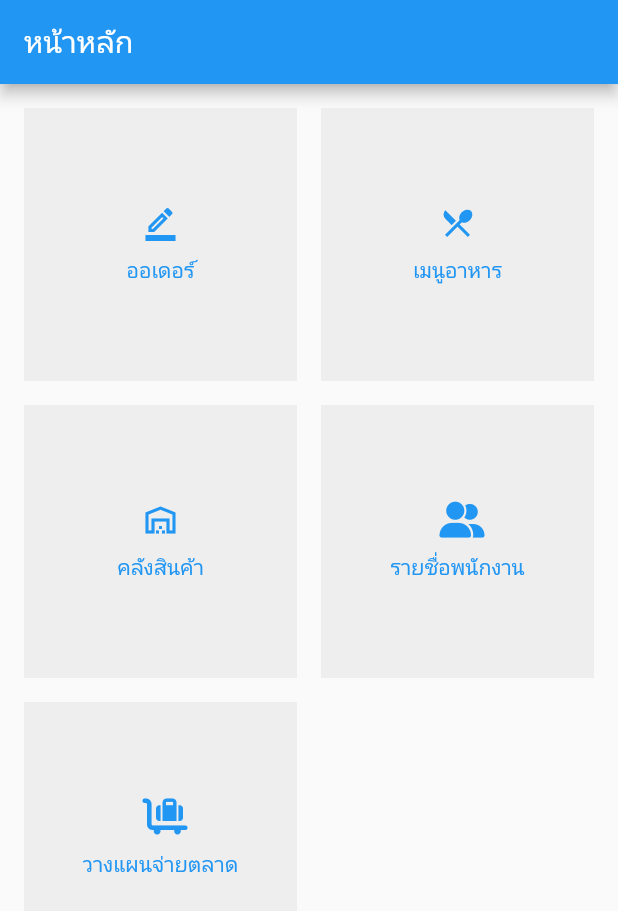
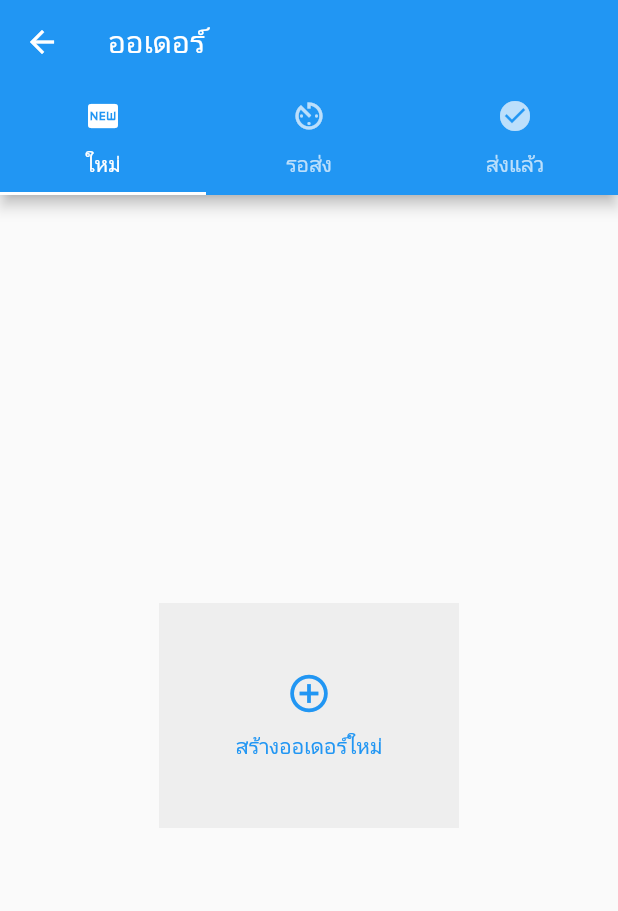
Before and after one commit to deemarc/dorant, a Flutter app: the screen it shows after launch, after a tap on "ออเดอร์", on a phone screen of 412 x 824 dp. Shown: the top 911 px of the screen. Run offline on Flutter 3.47's test engine with Material 2 defaults, Android fonts, the phone set to English and light mode, and no system bars; our stand-ins replace font_awesome_flutter.

Commit message:
before adding amplify

```diff
--- a/lib/main.dart
+++ b/lib/main.dart
@@ -1,4 +1,6 @@
 import 'package:dorant/screens/home_screen.dart';
+import 'package:dorant/screens/new_order_screen.dart';
+import 'package:dorant/screens/order_screen.dart';
 import 'package:flutter/material.dart';
 
 void main() {
@@ -26,6 +28,10 @@ class MyApp extends StatelessWidget {
         primarySwatch: Colors.blue,
       ),
       home: const HomeScreen(),
+      routes: {
+        OrderScreen.routeName: (ctx) => const OrderScreen(),
+        NewOrderScreen.routeName: (ctx) => const NewOrderScreen(),
+      },
     );
   }
 }
--- /dev/null
+++ b/lib/screens/new_order_screen.dart
@@ -0,0 +1,11 @@
+import 'package:flutter/material.dart';
+
+class NewOrderScreen extends StatelessWidget {
+  static const routeName = "new-order";
+  const NewOrderScreen({Key? key}) : super(key: key);
+
+  @override
+  Widget build(BuildContext context) {
+    return Scaffold(appBar: AppBar(title: const Text("สร้างออเดอร์ใหม่"),),);
+  }
+}
--- /dev/null
+++ b/lib/screens/order_screen.dart
@@ -0,0 +1,32 @@
+import 'package:dorant/screens/order_screens/order_sub_screen_new.dart';
+import 'package:flutter/material.dart';
+
+class OrderScreen extends StatelessWidget {
+
+  static const routeName = "/order";
+
+  const OrderScreen({Key? key}) : super(key: key);
+
+  @override
+  Widget build(BuildContext context) {
+    return DefaultTabController(
+      length: 3,
+      child: Scaffold(
+        appBar: AppBar(
+          title: const Text("ออเดอร์"),
+          bottom: const TabBar(tabs: [
+            Tab(icon: Icon(Icons.fiber_new), text:"ใหม่",),
+            Tab(icon: Icon(Icons.av_timer), text:"รอส่ง",),
+            Tab(icon: Icon(Icons.check_circle), text:"ส่งแล้ว",),
+
+          ]),
+        ),
+        body: const TabBarView(children: [
+          OrderSubScreenNew(),
+          Center(child: Text("data1"),),
+          Center(child: Text("data2"),)
+        ]),
+      ),
+    );
+  }
+}
--- /dev/null
+++ b/lib/screens/order_screens/order_sub_screen_new.dart
@@ -0,0 +1,19 @@
+import 'package:dorant/screens/new_order_screen.dart';
+import 'package:dorant/widgets/icon_text_button.dart';
+import 'package:flutter/material.dart';
+
+class OrderSubScreenNew extends StatelessWidget {
+  const OrderSubScreenNew({Key? key}) : super(key: key);
+
+  @override
+  Widget build(BuildContext context) {
+    return Center(
+        child: IconTextButton(
+      onPressed: () {
+        Navigator.of(context).pushNamed(NewOrderScreen.routeName);
+      },
+      label: "สร้างออเดอร์ใหม่",
+      iconData: Icons.add_circle_outline,
+    ));
+  }
+}
--- /dev/null
+++ b/lib/widgets/icon_text_button.dart
@@ -0,0 +1,32 @@
+import 'package:flutter/material.dart';
+
+class IconTextButton extends StatelessWidget {
+  final VoidCallback? onPressed;
+  final IconData iconData;
+  final String label;
+
+  const IconTextButton(
+      {Key? key, this.onPressed, required this.iconData, required this.label})
+      : super(key: key);
+
+  @override
+  Widget build(BuildContext context) {
+    return Container(
+      height: 150,
+      width: 200,
+      color: Colors.grey.shade200,
+      child: TextButton(
+          onPressed: onPressed,
+          child: Column(
+            mainAxisAlignment: MainAxisAlignment.center,
+            children: [
+              Icon(iconData, size: 30,),
+              const SizedBox(
+                height: 10.0,
+              ),
+              Text(label)
+            ],
+          )),
+    );
+  }
+}
--- a/lib/widgets/menu_grid.dart
+++ b/lib/widgets/menu_grid.dart
@@ -1,26 +1,33 @@
+import 'package:dorant/screens/order_screen.dart';
 import 'package:flutter/material.dart';
 import 'package:font_awesome_flutter/font_awesome_flutter.dart';
 
 class MenuButton extends StatelessWidget {
   final IconData menuIcon;
   final String menuText;
-  const MenuButton({
-    Key? key,
-    required this.menuIcon,
-    required this.menuText,
-  }) : super(key: key);
+  final String routeName;
+  const MenuButton(
+      {Key? key,
+      required this.menuIcon,
+      required this.menuText,
+      required this.routeName})
+      : super(key: key);
 
   @override
   Widget build(BuildContext context) {
     return Container(
       color: Colors.grey.shade200,
       child: TextButton(
-          onPressed: () {},
+          onPressed: () {
+            Navigator.of(context).pushNamed(routeName);
+          },
           child: Column(
             mainAxisAlignment: MainAxisAlignment.center,
             children: [
               Icon(menuIcon),
-              const SizedBox(height: 10.0,),
+              const SizedBox(
+                height: 10.0,
+              ),
               Text(menuText)
             ],
           )),
@@ -39,24 +46,43 @@ class MenuGrid extends StatelessWidget {
       children: [
         Container(
           padding: const EdgeInsets.all(8),
-          child: const MenuButton(menuIcon: Icons.border_color_outlined, menuText: "ออเดอร์",),
+          child: const MenuButton(
+            menuIcon: Icons.border_color_outlined,
+            menuText: "ออเดอร์",
+            routeName: OrderScreen.routeName,
+          ),
         ),
         Container(
           padding: const EdgeInsets.all(8),
-          child: const MenuButton(menuIcon: Icons.restaurant_menu_outlined, menuText: "เมนูอาหาร",),
+          child: const MenuButton(
+            menuIcon: Icons.restaurant_menu_outlined,
+            menuText: "เมนูอาหาร",
+            routeName: "/",
+          ),
         ),
         Container(
           padding: const EdgeInsets.all(8),
-          child: const MenuButton(menuIcon: Icons.warehouse_outlined, menuText: "คลังสินค้า",),
+          child: const MenuButton(
+            menuIcon: Icons.warehouse_outlined,
+            menuText: "คลังสินค้า",
+            routeName: "/",
+          ),
         ),
         Container(
           padding: const EdgeInsets.all(8),
-          child: const MenuButton(menuIcon: FontAwesomeIcons.userGroup, menuText: "รายชื่อพนักงาน",),
+          child: const MenuButton(
+            menuIcon: FontAwesomeIcons.userGroup,
+            menuText: "รายชื่อพนักงาน",
+            routeName: "/",
+          ),
         ),
         Container(
-          padding: const EdgeInsets.all(8),
-          child: const MenuButton(menuIcon: FontAwesomeIcons.cartFlatbedSuitcase, menuText: "วางแผนจ่ายตลาด",)
-        ),
+            padding: const EdgeInsets.all(8),
+            child: const MenuButton(
+              menuIcon: FontAwesomeIcons.cartFlatbedSuitcase,
+              menuText: "วางแผนจ่ายตลาด",
+              routeName: "/",
+            )),
       ],
     );
   }
```
